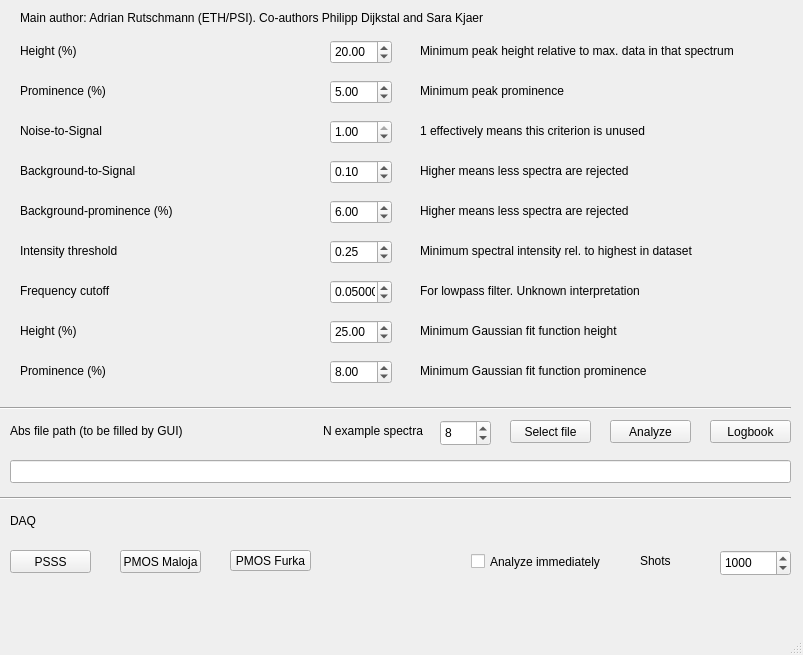
Qt form gui/gui.ui (pdijksta/photon_spectra) before a commit.
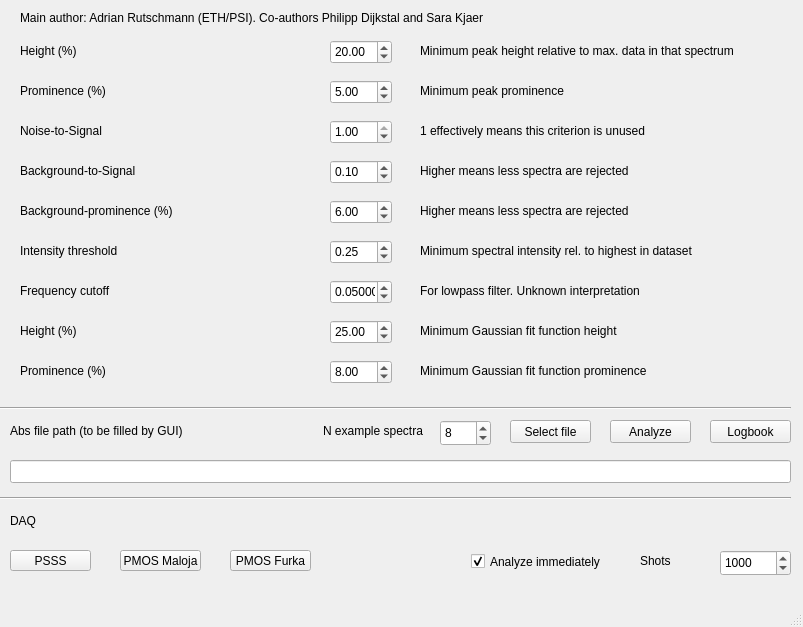
The same form after that commit.

Diff of the .ui file:
```diff
--- a/gui/gui.ui
+++ b/gui/gui.ui
@@ -7,7 +7,7 @@
     <x>0</x>
     <y>0</y>
     <width>803</width>
-    <height>655</height>
+    <height>627</height>
    </rect>
   </property>
   <property name="windowTitle">
@@ -509,7 +509,7 @@
       <x>10</x>
       <y>550</y>
       <width>81</width>
-      <height>23</height>
+      <height>21</height>
      </rect>
     </property>
     <property name="text">
@@ -522,7 +522,7 @@
       <x>120</x>
       <y>550</y>
       <width>81</width>
-      <height>23</height>
+      <height>21</height>
      </rect>
     </property>
     <property name="text">
@@ -586,6 +586,9 @@
     <property name="text">
      <string>Analyze immediately</string>
     </property>
+    <property name="checked">
+     <bool>true</bool>
+    </property>
    </widget>
    <widget class="QSpinBox" name="NumShots_2">
     <property name="geometry">
```
